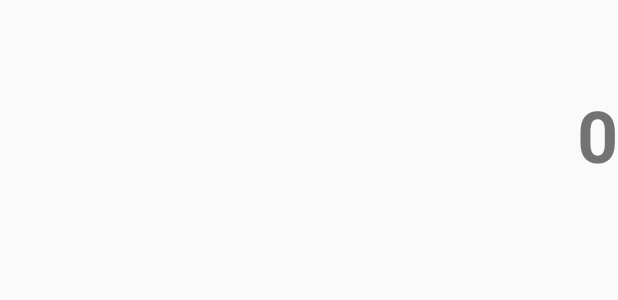
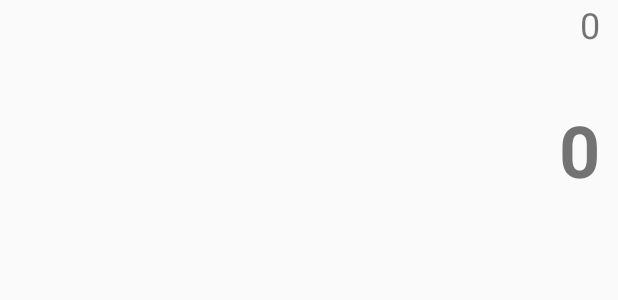
Before and after one commit to diegofs29/calculator-app, an Android app: the layout fragment_result.xml on its own in the app's theme, with its tools: preview values and no code run, on a phone screen of 412 x 824 dp. Shown: the top 300 px of the screen. Run offline under Robolectric (Android 15) with nearby library versions, the phone set to English and light mode, and no system bars.

```diff
--- a/app/src/main/java/com/dfs/calculatorapp/ui/keyboard/KeyboardFragment.kt
+++ b/app/src/main/java/com/dfs/calculatorapp/ui/keyboard/KeyboardFragment.kt
@@ -8,7 +8,7 @@ import android.view.View
 import android.view.ViewGroup
 import com.dfs.calculatorapp.R
 
-class KeyboardFragment : Fragment() {
+class KeyboardFragment : Fragment(R.layout.fragment_keyboard) {
 
     companion object {
         fun newInstance() = KeyboardFragment()
--- a/app/src/main/java/com/dfs/calculatorapp/ui/result/ResultFragment.kt
+++ b/app/src/main/java/com/dfs/calculatorapp/ui/result/ResultFragment.kt
@@ -9,7 +9,7 @@ import android.view.ViewGroup
 
 import com.dfs.calculatorapp.R
 
-class ResultFragment : Fragment() {
+class ResultFragment : Fragment(R.layout.fragment_result) {
 
     companion object {
         fun newInstance() = ResultFragment()
--- a/app/src/main/res/layout/fragment_result.xml
+++ b/app/src/main/res/layout/fragment_result.xml
@@ -2,7 +2,7 @@
 <LinearLayout xmlns:android="http://schemas.android.com/apk/res/android"
     xmlns:tools="http://schemas.android.com/tools"
     android:id="@+id/result"
-    android:layout_width="match_parent"
+    android:layout_width="400dp"
     android:layout_height="wrap_content"
     android:orientation="vertical"
     tools:context=".ui.result.ResultFragment">
@@ -12,15 +12,14 @@
         style="@style/OperationTextView"
         android:layout_width="match_parent"
         android:layout_height="wrap_content"
-        android:layout_weight="1"
-        android:textAlignment="viewEnd" />
+        android:textAlignment="viewEnd"
+        android:text="@string/zero"/>
 
     <TextView
         android:id="@+id/result_text_view_result"
         style="@style/ResultTextView"
         android:layout_width="match_parent"
         android:layout_height="wrap_content"
-        android:layout_weight="1"
         android:textAlignment="viewEnd"
         android:text="@string/zero"/>
 </LinearLayout>
--- a/app/src/main/res/values/styles.xml
+++ b/app/src/main/res/values/styles.xml
@@ -33,13 +33,13 @@
     <style name="OperationTextView" parent="CalculatorResultTextView">
         <item name="android:height">48dp</item>
         <item name="android:textSize">24sp</item>
-        <item name="android:gravity">center_vertical</item>
+        <item name="android:gravity">top</item>
     </style>
 
     <style name="ResultTextView" parent="CalculatorResultTextView">
         <item name="android:height">84dp</item>
         <item name="android:textSize">48sp</item>
-        <item name="android:gravity">center_vertical</item>
+        <item name="android:gravity">bottom</item>
         <item name="android:textStyle">bold</item>
     </style>
 </resources>
```
Also changed, not shown: app/src/main/res/layout/activity_main.xml (+28 -3 lines).
